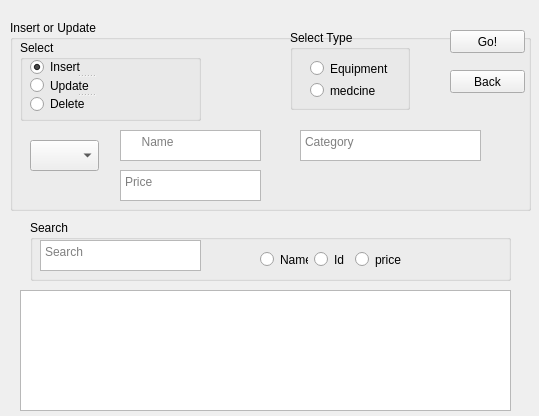
Umneiah/PharmaCompany, file product.ui: the form before one commit.
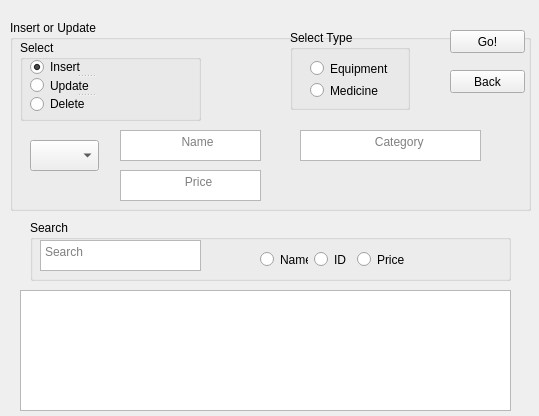
The form after the commit.

Diff of the .ui file:
```diff
--- a/product.ui
+++ b/product.ui
@@ -92,7 +92,7 @@
      </rect>
     </property>
     <property name="placeholderText">
-     <string>     Name</string>
+     <string>                 Name</string>
     </property>
    </widget>
    <widget class="QTextEdit" name="Price">
@@ -105,7 +105,7 @@
      </rect>
     </property>
     <property name="placeholderText">
-     <string>Price</string>
+     <string>                  Price</string>
     </property>
    </widget>
    <widget class="QTextEdit" name="category">
@@ -118,7 +118,7 @@
      </rect>
     </property>
     <property name="placeholderText">
-     <string>Category</string>
+     <string>                     Category</string>
     </property>
    </widget>
    <widget class="QGroupBox" name="groupBox_3">
@@ -156,7 +156,7 @@
       </rect>
      </property>
      <property name="text">
-      <string>medcine</string>
+      <string>Medicine</string>
      </property>
     </widget>
    </widget>
@@ -214,7 +214,7 @@
      <rect>
       <x>230</x>
       <y>30</y>
-      <width>143</width>
+      <width>144</width>
       <height>19</height>
      </rect>
     </property>
@@ -232,7 +232,7 @@
      <item>
       <widget class="QRadioButton" name="id">
        <property name="text">
-        <string>Id</string>
+        <string>ID</string>
        </property>
        <attribute name="buttonGroup">
         <string notr="true">buttonGroup</string>
@@ -242,7 +242,7 @@
      <item>
       <widget class="QRadioButton" name="pr">
        <property name="text">
-        <string>price</string>
+        <string>Price</string>
        </property>
        <attribute name="buttonGroup">
         <string notr="true">buttonGroup</string>
```
